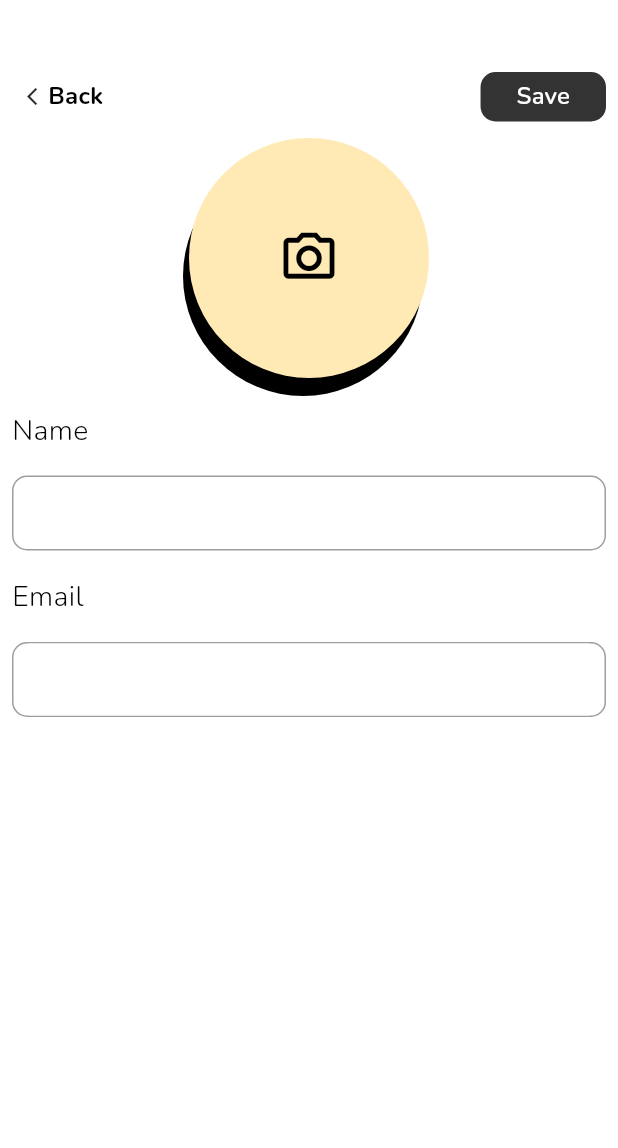
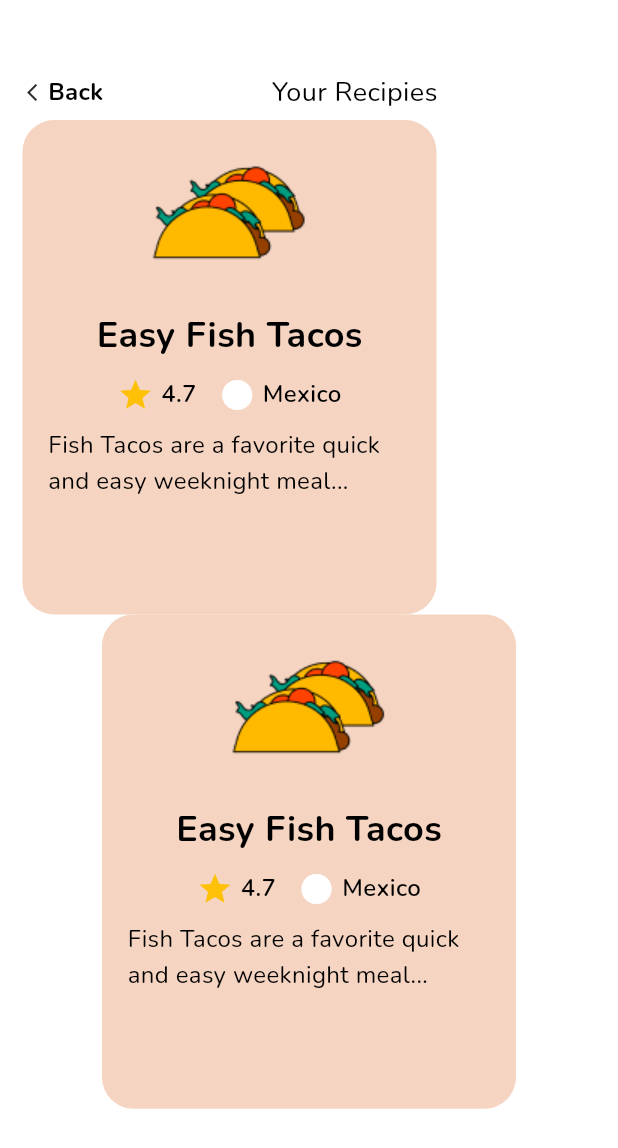
Before and after one commit to AliJawadSubhan/sonphy, a Flutter app: the screen it shows after launch, on a phone screen of 412 x 824 dp. Shown: the top 1148 px of the screen. Run offline on Flutter 3.47's test engine with Material 3 defaults, Android fonts, the light colour scheme and no system bars; drawn by our look-alikes of flutter_slidable; our stand-ins replace auto_size_text, flutter_svg, google_fonts, icons_plus; missing offline and left inert: animate_routes.

Commit message:
created my recipie page

```diff
--- a/lib/base/sonphy.dart
+++ b/lib/base/sonphy.dart
@@ -1,8 +1,6 @@
 import 'package:flutter/material.dart';
-import 'package:sonphy/core/utils/colors.dart';
-import 'package:sonphy/modules/create_recipie/create_recipie.dart';
-import 'package:sonphy/modules/generate_recipie/generate_recipie_page.dart';
-import 'package:sonphy/modules/profile/pages/profile_settings_page.dart';
+import 'package:sonphy/config/themes/theme.dart';
+import 'package:sonphy/modules/profile/pages/your_pages.dart';
 
 class Sonphy extends StatelessWidget {
   const Sonphy({super.key});
@@ -11,16 +9,8 @@ class Sonphy extends StatelessWidget {
   Widget build(BuildContext context) {
     return MaterialApp(
       debugShowCheckedModeBanner: false,
-      theme: ThemeData(
-          primaryColor: ColorConstants.blackButtonColor,
-          bottomNavigationBarTheme:
-              const BottomNavigationBarThemeData(backgroundColor: Colors.white),
-          scaffoldBackgroundColor: Colors.white,
-          appBarTheme: const AppBarTheme(
-            elevation: 0.0,
-            backgroundColor: Colors.white,
-          )),
-      home: ProfileSettingsPage(),
+      theme: CustomTheme.theme,
+      home: const YourPages(),
     );
   }
 }
--- /dev/null
+++ b/lib/config/themes/theme.dart
@@ -0,0 +1,51 @@
+import 'package:flutter/material.dart';
+import 'package:sonphy/core/utils/colors.dart';
+
+class CustomTheme {
+  static ThemeData theme = ThemeData(
+    indicatorColor: ColorConstants.appYellowColor,
+    textSelectionTheme: TextSelectionThemeData(
+        cursorColor: ColorConstants.blackButtonColor,
+        selectionColor: ColorConstants.blackButtonColor.withOpacity(.1),
+        selectionHandleColor: ColorConstants.blackButtonColor),
+    primaryColor: ColorConstants.blackButtonColor,
+    bottomNavigationBarTheme:
+        const BottomNavigationBarThemeData(backgroundColor: Colors.white),
+    scaffoldBackgroundColor: Colors.white,
+    appBarTheme: const AppBarTheme(
+      elevation: 0.0,
+      backgroundColor: Colors.white,
+    ),
+  );
+  static ThemeData darkTheme = ThemeData(
+    brightness: Brightness.dark, // Set overall brightness to dark
+    indicatorColor:
+        ColorConstants.appYellowColor, // Adjust if needed for dark theme
+    textSelectionTheme: TextSelectionThemeData(
+        cursorColor:
+            ColorConstants.appYellowColor, // Adjust if needed for dark theme
+        selectionColor: ColorConstants.appYellowColor
+            .withOpacity(.1), // Adjust for better visibility in dark theme
+        selectionHandleColor:
+            ColorConstants.appYellowColor), // Adjust if needed for dark theme
+    primaryColor: Colors.grey[900], // A darker shade for primaryColor
+    bottomNavigationBarTheme: BottomNavigationBarThemeData(
+        backgroundColor:
+            Colors.grey[850], // A darker shade for the bottom navigation
+        selectedItemColor:
+            ColorConstants.appYellowColor, // Adjust for better visibility
+        unselectedItemColor:
+            Colors.grey // Adjust for better visibility in dark theme
+        ),
+    scaffoldBackgroundColor:
+        Colors.grey[850], // A darker shade for the background
+    appBarTheme: AppBarTheme(
+      elevation: 0.0,
+      backgroundColor: Colors.grey[900], // A darker shade for the AppBar
+      iconTheme: const IconThemeData(
+          color: Colors.white), // Ensuring icons are visible
+      titleTextStyle: TextStyle(
+          color: Colors.white, fontSize: 20), // Ensuring title is visible
+    ),
+  );
+}
--- a/lib/core/core_widgets/custom_field.dart
+++ b/lib/core/core_widgets/custom_field.dart
@@ -1,4 +1,5 @@
 import 'package:flutter/material.dart';
+import 'package:sonphy/core/utils/colors.dart';
 
 Widget customTextField({
   bool isReadOnly = false,
--- a/lib/modules/home/home_page.dart
+++ b/lib/modules/home/home_page.dart
@@ -100,7 +100,7 @@ class _HomePageState extends State<HomePage> {
                 scrollDirection: Axis.horizontal,
                 child: Row(
                   children: [
-                    for (int i = 0; i < 5; i++) const RecipieBox(),
+                    for (int i = 0; i < 5; i++) RecipieBox(),
                   ],
                 ),
               ),
@@ -130,7 +130,7 @@ class _HomePageState extends State<HomePage> {
                 scrollDirection: Axis.horizontal,
                 child: Row(
                   children: [
-                    for (int i = 0; i < 5; i++) const RecipieBox(),
+                    for (int i = 0; i < 5; i++) RecipieBox(),
                   ],
                 ),
               ),
--- a/lib/modules/home/widgets/recipie_box.dart
+++ b/lib/modules/home/widgets/recipie_box.dart
@@ -4,19 +4,22 @@ import 'package:sonphy/core/core_widgets/core_text.dart';
 import 'package:sonphy/core/core_widgets/spaces.dart';
 
 class RecipieBox extends StatelessWidget {
-  const RecipieBox({
+  RecipieBox({
     super.key,
+    this.boxHeight,
+    this.boxWidth,
   });
+
+  double? boxHeight;
+  double? boxWidth;
 
   @override
   Widget build(BuildContext context) {
     return Padding(
       padding: const EdgeInsets.symmetric(horizontal: 15),
-      child: Align(
-        alignment: Alignment.centerLeft,
       child: Container(
-          height: context.screenHeight * 0.3,
-          width: context.screenWidth * 0.67,
+        height: boxHeight ?? context.screenHeight * 0.3,
+        width: boxWidth ?? context.screenWidth * 0.67,
         decoration: BoxDecoration(
           color: const Color(0xFFF5D4C1),
           borderRadius: BorderRadius.circular(21),
@@ -25,7 +28,9 @@ class RecipieBox extends StatelessWidget {
           crossAxisAlignment: CrossAxisAlignment.center,
           children: [
             Spaces.mid,
-              Image.asset("assets/image/taco.png"),
+            Image.asset(
+              "assets/image/taco.png",
+            ),
             Spaces.mid,
             customTextWidget(
               text: "Easy Fish Tacos",
@@ -78,7 +83,6 @@ class RecipieBox extends StatelessWidget {
           ],
         ),
       ),
-      ),
     );
   }
 }
--- /dev/null
+++ b/lib/modules/profile/pages/your_pages.dart
@@ -0,0 +1,121 @@
+import 'package:flutter/material.dart';
+import 'package:flutter_slidable/flutter_slidable.dart';
+import 'package:sonphy/config/extensions/buildcontext_extensions.dart';
+import 'package:sonphy/core/core_widgets/widget_link.dart';
+import 'package:sonphy/modules/home/widgets/recipie_box.dart';
+
+class YourPages extends StatelessWidget {
+  const YourPages({super.key});
+
+  @override
+  Widget build(BuildContext context) {
+    return Scaffold(
+        appBar: PreferredSize(
+          preferredSize: const Size.fromHeight(80),
+          child: Padding(
+            padding: const EdgeInsets.all(8.0),
+            child: Column(
+              children: [
+                Spaces.mid,
+                Spaces.mid,
+                Row(
+                  crossAxisAlignment: CrossAxisAlignment.center,
+                  children: [
+                    GestureDetector(
+                      onTap: () {
+                        context.popFromScreen();
+                      },
+                      child: Row(
+                        children: [
+                          Spaces.smallw,
+                          const Icon(
+                            Icons.arrow_back_ios,
+                            size: 14,
+                          ),
+                          customTextWidget(
+                            text: "Back",
+                            fontWeight: FontWeight.bold,
+                          ),
+                        ],
+                      ),
+                    ),
+                    const Spacer(),
+                    customTextWidget(
+                      text: "Your Recipies",
+                      fontSize: 18,
+                      fontWeight: FontWeight.w400,
+                    ),
+                    const Spacer(),
+                  ],
+                ),
+              ],
+            ),
+          ),
+        ),
+        body: Column(
+          crossAxisAlignment: CrossAxisAlignment.center,
+          children: [
+            SingleChildScrollView(
+              // scrollDirection: Axis.horizontal,
+              child: Row(
+                children: [
+                  Slidable(
+                    key: const ValueKey(0),
+                    endActionPane: ActionPane(
+                      motion: const ScrollMotion(),
+                      children: [
+                        SlidableAction(
+                          flex: 2,
+                          onPressed: (BuildContext context) {},
+                          backgroundColor: Color(0xFF7BC043),
+                          foregroundColor: Colors.white,
+                          icon: Icons.archive,
+                          label: 'Archive',
+                          autoClose: true,
+                        ),
+                        SlidableAction(
+                          onPressed: (BuildContext context) {},
+                          backgroundColor: Color(0xFF0392CF),
+                          foregroundColor: Colors.white,
+                          icon: Icons.save,
+                          label: 'Save',
+                        ),
+                      ],
+                    ),
+                    child: RecipieBox(
+                      boxHeight: context.screenHeight * 0.4,
+                    ),
+                  ),
+                ],
+              ),
+            ),
+            Slidable(
+              key: const ValueKey(1),
+              endActionPane: ActionPane(
+                motion: const ScrollMotion(),
+                children: [
+                  SlidableAction(
+                    flex: 2,
+                    onPressed: (BuildContext context) {},
+                    backgroundColor: const Color(0xFF7BC043),
+                    foregroundColor: Colors.white,
+                    icon: Icons.archive,
+                    label: 'Archive',
+                  ),
+                  SlidableAction(
+                    onPressed: (BuildContext context) {},
+                    // backgroundColor: Color(0xFF0392CF),
+                    foregroundColor: Colors.white,
+                    icon: Icons.save,
+                    label: 'Save',
+                  ),
+                ],
+              ),
+              child: RecipieBox(
+                boxHeight: context.screenHeight * 0.4,
+              ),
+            ),
+          ],
+        ));
+  }
+}
--- a/lib/modules/profile/profile_page.dart
+++ b/lib/modules/profile/profile_page.dart
@@ -1,9 +1,9 @@
 import 'package:flutter/material.dart';
 import 'package:icons_plus/icons_plus.dart';
 import 'package:sonphy/config/extensions/buildcontext_extensions.dart';
-import 'package:sonphy/core/core_widgets/core_text.dart';
 import 'package:sonphy/core/core_widgets/widget_link.dart';
 import 'package:sonphy/core/utils/colors.dart';
+import 'package:sonphy/modules/profile/pages/profile_settings_page.dart';
 
 class ProfilePage extends StatelessWidget {
   const ProfilePage({super.key});
@@ -79,7 +79,12 @@ class ProfilePage extends StatelessWidget {
                             mainAxisAlignment: MainAxisAlignment.spaceBetween,
                             children: [
                               customTextWidget(text: e),
-                              const Icon(EvaIcons.arrow_ios_forward),
+                              GestureDetector(
+                                  onTap: () {
+                                    context.pushScreenTo(ProfileSettingsPage());
+                                  },
+                                  child:
+                                      const Icon(EvaIcons.arrow_ios_forward)),
                             ],
                           ),
                           const Divider(),
@@ -124,3 +129,9 @@ const profileOptions = [
   "Food Preferences",
   "Your recipie",
 ];
+final profilePages = [
+  ProfileSettingsPage(),
+  ProfileSettingsPage(),
+  ProfileSettingsPage(),
+  ProfileSettingsPage(),
+];
--- a/pubspec.yaml
+++ b/pubspec.yaml
@@ -29,6 +29,7 @@ dependencies:
   flutter_svg: ^2.0.9
   icons_plus: ^5.0.0
   animate_routes: ^0.0.7
+  flutter_slidable: ^3.0.1
 
 dev_dependencies:
   flutter_test:
```
Also changed, not shown: pubspec.lock, 3 other files. Lines whose indentation alone changed are shown as unchanged.
